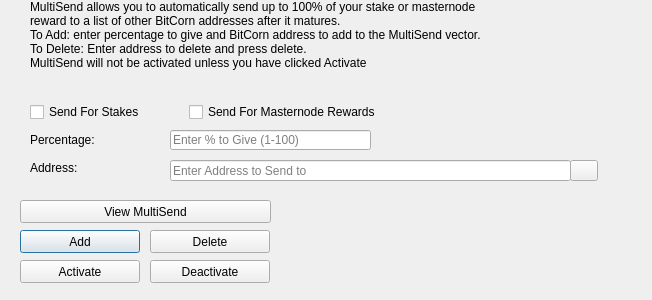
The window that src/qt/forms/multisenddialog.ui (BITCORNProject/BITCORN-oldchain) describes before a commit, drawn with Qt 5.
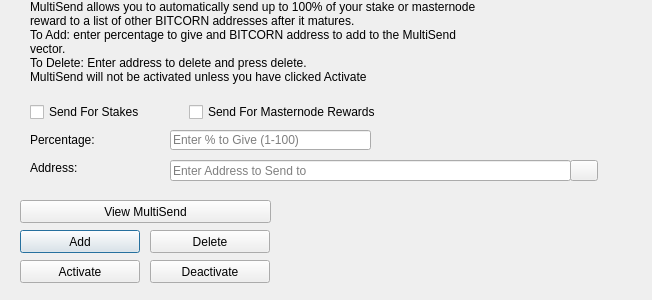
The same window after the commit. Icons and pictures are not drawn.

Patch:
```diff
--- a/src/qt/forms/multisenddialog.ui
+++ b/src/qt/forms/multisenddialog.ui
@@ -61,8 +61,8 @@
     <number>1</number>
    </property>
    <property name="text">
-    <string>MultiSend allows you to automatically send up to 100% of your stake or masternode reward to a list of other BitCorn addresses after it matures.
-To Add: enter percentage to give and BitCorn address to add to the MultiSend vector.
+    <string>MultiSend allows you to automatically send up to 100% of your stake or masternode reward to a list of other BITCORN addresses after it matures.
+To Add: enter percentage to give and BITCORN address to add to the MultiSend vector.
 To Delete: Enter address to delete and press delete.
 MultiSend will not be activated unless you have clicked Activate</string>
    </property>
```
